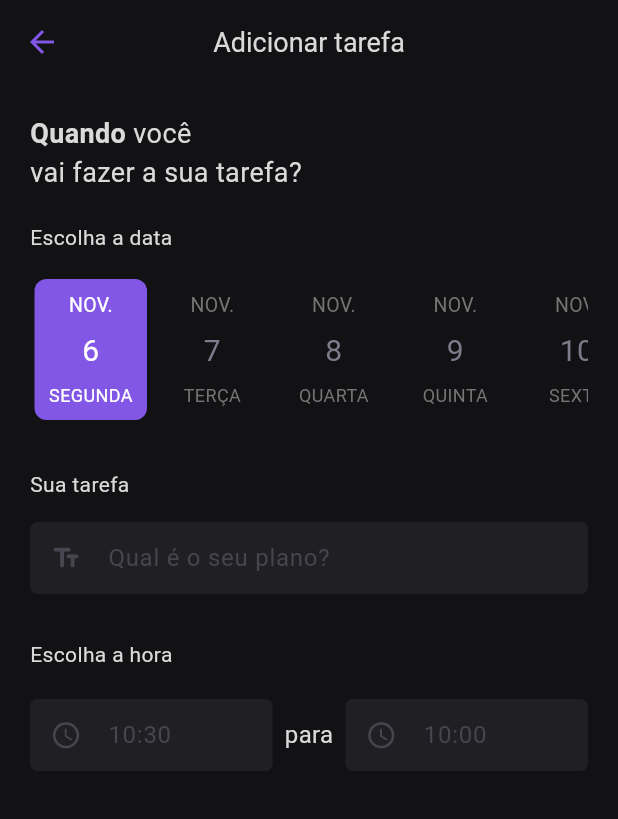
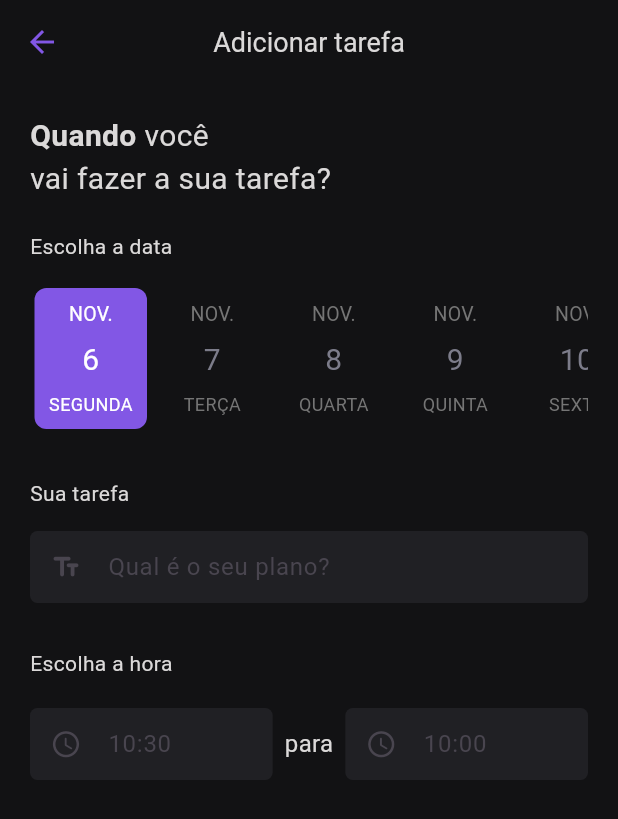
Before and after one commit to josedeneto/todo_app, a Flutter app: the AddTodoPage screen opened by its route, on a phone screen of 412 x 824 dp. Shown: the top 819 px of the screen. Run offline on Flutter 3.47's test engine with Material 2 defaults, Android fonts, the phone set to English and light mode, and no system bars; drawn by our look-alikes of date_picker_timeline.

Commit message:
Aplicação de estilo para todos textspan e personalização de um

```diff
--- a/lib/app/views/add_todo/add_todo_page.dart
+++ b/lib/app/views/add_todo/add_todo_page.dart
@@ -3,7 +3,6 @@ import 'package:app_todo/app/model/todo_model.dart';
 import 'package:app_todo/app/core/style/app_typography.dart';
 import 'package:app_todo/app/core/widgets/app_bar_widget.dart';
 import 'package:app_todo/app/views/home/controller/home_controller.dart';
-import 'package:date_picker_timeline/date_picker_timeline.dart';
 import 'package:flutter/material.dart';
 import 'package:intl/intl.dart';
 import 'package:provider/provider.dart';
@@ -67,19 +66,19 @@ class _AddTodoPageState extends State<AddTodoPage>
             mainAxisSize: MainAxisSize.min,
             children: [
               Text.rich(
-                TextSpan(children: [
+                TextSpan(
+                    style: AppTypography.normal!.copyWith(fontSize: 20),
+                    children: [
                       TextSpan(
                         text: 'Quando ',
-                    style: AppTypography.normal!
-                        .copyWith(fontWeight: FontWeight.w700, fontSize: 18),
+                        style: AppTypography.normal!.copyWith(
+                            fontWeight: FontWeight.w700, fontSize: 20),
                       ),
-                  TextSpan(
+                      const TextSpan(
                         text: 'você\n',
-                    style: AppTypography.normal!.copyWith(fontSize: 18),
                       ),
-                  TextSpan(
+                      const TextSpan(
                         text: 'vai fazer a sua tarefa?',
-                    style: AppTypography.normal!.copyWith(fontSize: 18),
                       )
                     ]),
               ),
```
Lines whose indentation alone changed are shown as unchanged.
